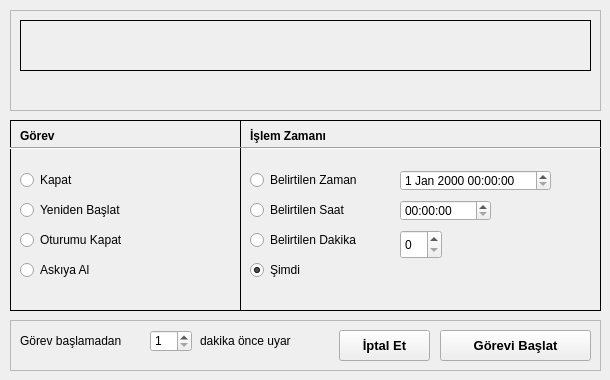
Before: the Qt Designer form qtkapat.ui in fbostanci/qtkapat, drawn with Qt 5.
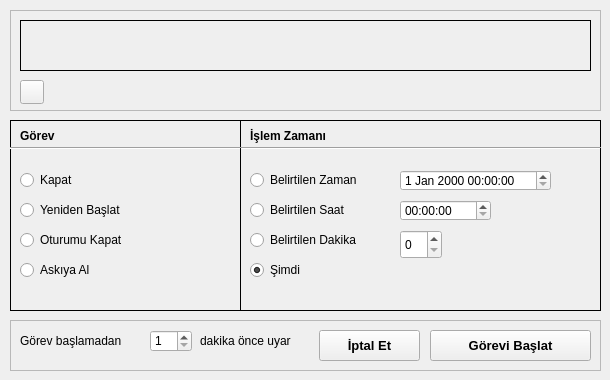
After: the same form once the commit is applied. Icons and pictures are not drawn.

The edit to the form file:
```diff
--- a/qtkapat.ui
+++ b/qtkapat.ui
@@ -341,6 +341,25 @@
       <set>Qt::AlignRight|Qt::AlignTrailing|Qt::AlignVCenter</set>
      </property>
     </widget>
+    <widget class="QPushButton" name="pushButton_hk">
+     <property name="geometry">
+      <rect>
+       <x>10</x>
+       <y>70</y>
+       <width>24</width>
+       <height>24</height>
+      </rect>
+     </property>
+     <property name="iconSize">
+      <size>
+       <width>24</width>
+       <height>24</height>
+      </size>
+     </property>
+     <property name="checkable">
+      <bool>false</bool>
+     </property>
+    </widget>
    </widget>
    <widget class="QFrame" name="frame_4">
     <property name="geometry">
@@ -394,7 +413,7 @@
       <rect>
        <x>190</x>
        <y>10</y>
-       <width>121</width>
+       <width>111</width>
        <height>21</height>
       </rect>
      </property>
@@ -405,9 +424,9 @@
     <widget class="QPushButton" name="pushButton_gb">
      <property name="geometry">
       <rect>
-       <x>430</x>
+       <x>420</x>
        <y>10</y>
-       <width>151</width>
+       <width>161</width>
        <height>31</height>
       </rect>
      </property>
@@ -416,19 +435,25 @@
        <pointsize>10</pointsize>
        <weight>75</weight>
        <bold>true</bold>
-       <kerning>false</kerning>
+       <kerning>true</kerning>
       </font>
      </property>
      <property name="text">
       <string>Görevi Başlat</string>
      </property>
+     <property name="iconSize">
+      <size>
+       <width>20</width>
+       <height>20</height>
+      </size>
+     </property>
     </widget>
     <widget class="QPushButton" name="pushButton_ip">
      <property name="geometry">
       <rect>
-       <x>329</x>
+       <x>309</x>
        <y>10</y>
-       <width>91</width>
+       <width>101</width>
        <height>31</height>
       </rect>
      </property>
```
